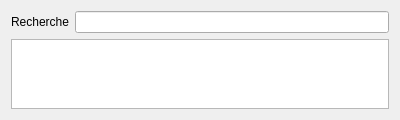
This is src/widgets/searchwidget.ui in FACT-Team/FactDev as Qt 5 draws it before an edit. The edited form follows.
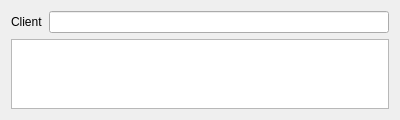
This is the edited form.

The edit to the form file:
```diff
--- a/src/widgets/searchwidget.ui
+++ b/src/widgets/searchwidget.ui
@@ -20,7 +20,7 @@
    <item row="0" column="0">
     <widget class="QLabel" name="lbSearch">
      <property name="text">
-      <string>Recherche</string>
+      <string>Client</string>
      </property>
     </widget>
    </item>
```
Left out of the diff: 12 changed lines with no effect on the pictures.
